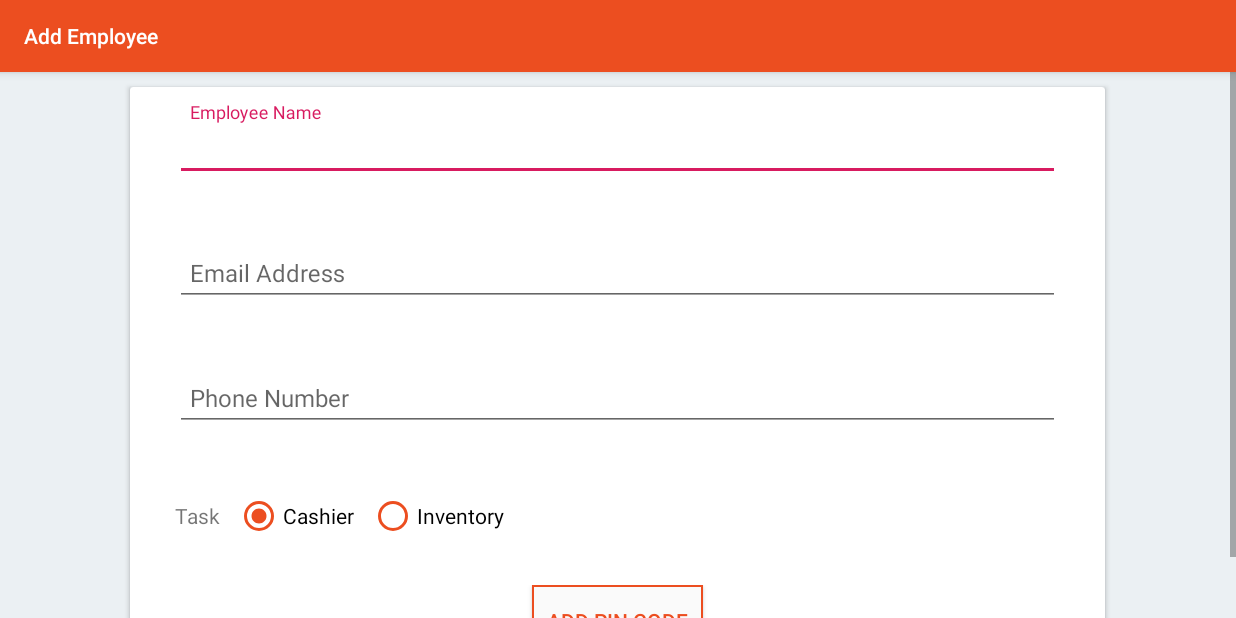
After one commit to bevcastillo/AndroidStudio-DevcashApp, an Android app: the AddEmployeeActivity screen opened directly, with no data from a screen before it, on a phone screen of 824 x 412 dp (held sideways). The commit adds this screen. Run offline under Robolectric (Android 15) with nearby library versions, the phone set to English and light mode, and no system bars.

Commit message:
Added employee and category

```diff
--- /dev/null
+++ b/app/src/main/java/com/example/devcash/AddEmployeeActivity.java
@@ -0,0 +1,13 @@
+package com.example.devcash;
+
+import android.support.v7.app.AppCompatActivity;
+import android.os.Bundle;
+
+public class AddEmployeeActivity extends AppCompatActivity {
+
+    @Override
+    protected void onCreate(Bundle savedInstanceState) {
+        super.onCreate(savedInstanceState);
+        setContentView(R.layout.activity_add_employee);
+    }
+}
--- /dev/null
+++ b/app/src/main/res/layout/activity_add_employee.xml
@@ -0,0 +1,184 @@
+<?xml version="1.0" encoding="utf-8"?>
+<LinearLayout xmlns:android="http://schemas.android.com/apk/res/android"
+    xmlns:app="http://schemas.android.com/apk/res-auto"
+    xmlns:tools="http://schemas.android.com/tools"
+    android:layout_width="match_parent"
+    android:layout_height="match_parent"
+    tools:context=".AddEmployeeActivity"
+    android:orientation="vertical"
+    android:background="@color/whiteDarker">
+
+    <ScrollView
+        android:layout_width="match_parent"
+        android:layout_height="wrap_content">
+
+        <LinearLayout
+            android:layout_width="match_parent"
+            android:layout_height="wrap_content"
+            android:orientation="vertical"
+            android:gravity="center"
+            android:clipToPadding="false">
+
+            <android.support.v7.widget.CardView
+                android:id="@+id/emp_details_card"
+                android:layout_width="650dp"
+                android:layout_height="wrap_content"
+                android:padding="@dimen/text_padding"
+                android:layout_marginTop="@dimen/padding_top"
+                android:layout_marginBottom="@dimen/padding_top"
+                android:background="@color/whiteBG"
+                android:layout_gravity="center">
+
+                <LinearLayout
+                    android:layout_width="match_parent"
+                    android:layout_height="wrap_content"
+                    android:layout_marginTop="@dimen/padding_top"
+                    android:layout_marginBottom="@dimen/padding_top"
+                    android:orientation="vertical"
+                    android:paddingLeft="@dimen/padding_30"
+                    android:paddingRight="@dimen/padding_30">
+
+                    <android.support.design.widget.TextInputLayout
+                        android:id="@+id/text_input_emp_name"
+                        android:layout_width="match_parent"
+                        android:layout_height="wrap_content"
+                        app:errorEnabled="true">
+
+                        <android.support.design.widget.TextInputEditText
+                            android:layout_width="match_parent"
+                            android:layout_height="wrap_content"
+                            android:hint="@string/emp_name"
+                            android:inputType="text"
+                            android:padding="@dimen/text_padding"
+                            android:textColorHint="@color/colorPrimary"
+                            android:textSize="@dimen/text_inputs" />
+
+                    </android.support.design.widget.TextInputLayout>
+
+                    <LinearLayout
+                        android:id="@+id/emp_emailaddress_layout"
+                        android:layout_width="match_parent"
+                        android:layout_height="wrap_content"
+                        android:orientation="vertical"
+                        android:paddingTop="@dimen/padding_top">
+
+                        <android.support.design.widget.TextInputLayout
+                            android:id="@+id/text_input_emp_email_address"
+                            android:layout_width="match_parent"
+                            android:layout_height="wrap_content"
+                            app:errorEnabled="true">
+
+                            <android.support.design.widget.TextInputEditText
+                                android:layout_width="match_parent"
+                                android:layout_height="wrap_content"
+                                android:hint="@string/email_address"
+                                android:inputType="textEmailAddress"
+                                android:padding="@dimen/text_padding"
+                                android:textColorHint="@color/colorPrimary"
+                                android:textSize="@dimen/text_inputs" />
+
+                        </android.support.design.widget.TextInputLayout>
+
+                    </LinearLayout>
+
+                    <LinearLayout
+                        android:id="@+id/pnumber_layout"
+                        android:layout_width="match_parent"
+                        android:layout_height="wrap_content"
+                        android:orientation="vertical"
+                        android:paddingTop="@dimen/padding_top">
+
+                        <android.support.design.widget.TextInputLayout
+                            android:id="@+id/text_input_emp_pnumber"
+                            android:layout_width="match_parent"
+                            android:layout_height="wrap_content"
+                            app:errorEnabled="true">
+
+                            <android.support.design.widget.TextInputEditText
+                                android:layout_width="match_parent"
+                                android:layout_height="wrap_content"
+                                android:hint="@string/pnumber"
+                                android:inputType="number"
+                                android:padding="@dimen/text_padding"
+                                android:textColorHint="@color/colorPrimary"
+                                android:textSize="@dimen/text_inputs" />
+
+                        </android.support.design.widget.TextInputLayout>
+
+                    </LinearLayout>
+
+                    <LinearLayout
+                        android:id="@+id/price_qrCode_layout"
+                        android:layout_width="match_parent"
+                        android:layout_height="wrap_content"
+                        android:orientation="vertical"
+                        android:paddingTop="@dimen/padding_top">
+
+                        <LinearLayout
+                            android:id="@+id/emp_task_layout"
+                            android:layout_width="match_parent"
+                            android:layout_height="wrap_content"
+                            android:orientation="horizontal"
+                            android:paddingTop="@dimen/padding_top"
+                            android:gravity="center">
+
+                            <TextView
+                                android:layout_width="wrap_content"
+                                android:layout_height="wrap_content"
+                                android:text="@string/task" />
+
+                            <RadioGroup
+                                android:id="@+id/radio_group_emp_task"
+                                android:layout_width="0dp"
+                                android:layout_height="wrap_content"
+                                android:layout_gravity="center"
+                                android:layout_weight="1"
+                                android:orientation="horizontal"
+                                android:paddingLeft="@dimen/text_padding">
+
+                                <RadioButton
+                                    android:id="@+id/radio_button_task_cashier"
+                                    android:layout_width="wrap_content"
+                                    android:layout_height="wrap_content"
+                                    android:buttonTint="@color/colorPrimary"
+                                    android:checked="true"
+                                    android:text="@string/cashier"
+                                    android:paddingRight="@dimen/text_padding"/>
+
+                                <RadioButton
+                                    android:id="@+id/radio_button_task_inventory"
+                                    android:layout_width="wrap_content"
+                                    android:layout_height="wrap_content"
+                                    android:buttonTint="@color/colorPrimary"
+                                    android:text="@string/inventory" />
+
+                            </RadioGroup>
+                        </LinearLayout>
+                    </LinearLayout>
+
+                    <LinearLayout
+                        android:id="@+id/pincode_layout"
+                        android:layout_width="match_parent"
+                        android:layout_height="wrap_content"
+                        android:orientation="vertical"
+                        android:paddingTop="@dimen/padding_30"
+                        android:gravity="center">
+
+                        <Button
+                            android:id="@+id/btn_pincode"
+                            android:layout_width="wrap_content"
+                            android:layout_height="wrap_content"
+                            android:text="@string/add_pincode"
+                            android:background="@drawable/custom_btn_stroke"
+                            android:textColor="@color/colorPrimary"
+                            android:padding="@dimen/text_padding" />
+
+                    </LinearLayout>
+
+                </LinearLayout>
+            </android.support.v7.widget.CardView>
+
+        </LinearLayout>
+    </ScrollView>
+
+</LinearLayout>
--- a/app/src/main/res/layout/activity_add_services.xml
+++ b/app/src/main/res/layout/activity_add_services.xml
@@ -55,7 +55,7 @@
                     </android.support.design.widget.TextInputLayout>
 
                     <LinearLayout
-                        android:id="@+id/prod_category_layout"
+                        android:id="@+id/service_category_layout"
                         android:layout_width="match_parent"
                         android:layout_height="wrap_content"
                         android:orientation="vertical"
@@ -78,14 +78,14 @@
                     </LinearLayout>
 
                     <LinearLayout
-                        android:id="@+id/prod_availability"
+                        android:id="@+id/service_availability"
                         android:layout_width="match_parent"
                         android:layout_height="wrap_content"
                         android:orientation="vertical"
                         android:paddingTop="@dimen/padding_top">
 
                         <CheckBox
-                            android:id="@+id/check_availavility"
+                            android:id="@+id/service_check_availavility"
                             android:layout_width="match_parent"
                             android:layout_height="wrap_content"
                             android:buttonTint="@color/colorPrimary"
--- a/app/src/main/res/values/strings.xml
+++ b/app/src/main/res/values/strings.xml
@@ -8,6 +8,10 @@
     <string name="edit_prod">Edit product</string>
     <string name="add_service">Add services</string>
     <string name="edit_services">Edit services</string>
+    <string name="add_employee">Add Employee</string>
+    <string name="edit_employee">Edit Employee</string>
+    <string name="add_category">Add Category</string>
+    <string name="edit_category">Edit Category</string>
     <string name="inventory">Inventory</string>
     <string name="variants">Variants</string>
     <string name="representation_pos">Representation on POS</string>
@@ -49,8 +53,16 @@
     <string name="price">Price</string>
     <string name="qr_code">QR Code</string>
 
-    <!-- Add products strings-->
+    <!-- Add services strings-->
     <string name="service_name">Service Name</string>
+
+    <!-- Add employee strings-->
+    <string name="emp_name">Employee Name</string>
+    <string name="email_address">Email Address</string>
+    <string name="pnumber">Phone Number</string>
+    <string name="task">Task</string>
+    <string name="cashier">Cashier</string>
+    <string name="add_pincode">ADD PIN CODE</string>
 
     <string name="disc">Discounts</string>
     <string name="disc_name">Discount Name</string>
```
Also changed, not shown: app/src/main/AndroidManifest.xml (+9 -1 lines), app/src/main/java/com/example/devcash/AddCategoryActivity.java (added, +13 -0 lines), app/src/main/res/layout/activity_add_category.xml (added, +66 -0 lines).
